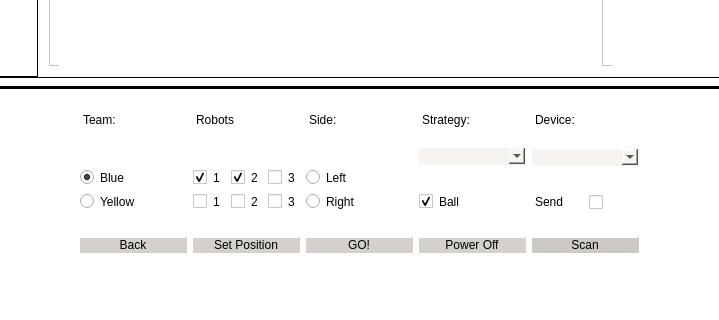
Above: Interface/mainwindow.ui from psenna/RobokVSS_A before the change; both pictures show x 201 to 920 and y 444 to 764 of the 1362 by 764 pixel window. Below: the same form after it.
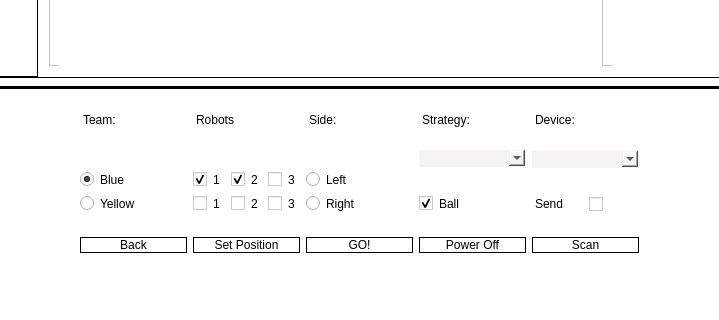
That is the form after the change. The open tabs and pages were chosen to show the change. Icons and pictures are not drawn.

The edit to the form file:
```diff
--- a/Interface/mainwindow.ui
+++ b/Interface/mainwindow.ui
@@ -1508,7 +1508,28 @@
               </sizepolicy>
              </property>
              <property name="styleSheet">
-              <string notr="true">background-color: rgb(212, 209, 205);</string>
+              <string notr="true">QPushButton {
+    border: 1px solid black;
+    border-radius: 0px;
+    background-color: qlineargradient(x1: 0, y1: 0, x2: 0, y2: 1,
+                                      stop: 0 #FFD452, stop: 1 yellow);
+    min-width: 80px;
+	color: black;
+}
+
+QPushButton:pressed {
+    background-color: qlineargradient(x1: 0, y1: 0, x2: 0, y2: 1,
+                                      stop: 0 #505050, stop: 1 black);
+	color: white;
+}
+
+QPushButton:flat {
+    border: none; /* no border for a flat push button */
+}
+
+QPushButton:default {
+    border-color: navy; /* make the default button prominent */
+}</string>
              </property>
              <property name="text">
               <string>Back</string>
@@ -1521,7 +1542,28 @@
            <item row="1" column="1">
             <widget class="QPushButton" name="buttonSetPosition">
              <property name="styleSheet">
-              <string notr="true">background-color: rgb(212, 209, 205);</string>
+              <string notr="true">QPushButton {
+    border: 1px solid black;
+    border-radius: 0px;
+    background-color: qlineargradient(x1: 0, y1: 0, x2: 0, y2: 1,
+                                      stop: 0 #FFD452, stop: 1 yellow);
+    min-width: 80px;
+	color: black;
+}
+
+QPushButton:pressed {
+    background-color: qlineargradient(x1: 0, y1: 0, x2: 0, y2: 1,
+                                      stop: 0 #505050, stop: 1 black);
+	color: white;
+}
+
+QPushButton:flat {
+    border: none; /* no border for a flat push button */
+}
+
+QPushButton:default {
+    border-color: navy; /* make the default button prominent */
+}</string>
              </property>
              <property name="text">
               <string>Set Position</string>
@@ -1531,7 +1573,28 @@
            <item row="1" column="2">
             <widget class="QPushButton" name="buttonGo">
              <property name="styleSheet">
-              <string notr="true">background-color: rgb(212, 209, 205);</string>
+              <string notr="true">QPushButton {
+    border: 1px solid black;
+    border-radius: 0px;
+    background-color: qlineargradient(x1: 0, y1: 0, x2: 0, y2: 1,
+                                      stop: 0 #FFD452, stop: 1 yellow);
+    min-width: 80px;
+	color: black;
+}
+
+QPushButton:pressed {
+    background-color: qlineargradient(x1: 0, y1: 0, x2: 0, y2: 1,
+                                      stop: 0 #505050, stop: 1 black);
+	color: white;
+}
+
+QPushButton:flat {
+    border: none; /* no border for a flat push button */
+}
+
+QPushButton:default {
+    border-color: navy; /* make the default button prominent */
+}</string>
              </property>
              <property name="text">
               <string>GO!</string>
@@ -1541,7 +1604,28 @@
            <item row="1" column="3">
             <widget class="QPushButton" name="ButtonPowerOff">
              <property name="styleSheet">
-              <string notr="true">background-color: rgb(212, 209, 205);</string>
+              <string notr="true">QPushButton {
+    border: 1px solid black;
+    border-radius: 0px;
+    background-color: qlineargradient(x1: 0, y1: 0, x2: 0, y2: 1,
+                                      stop: 0 #FFD452, stop: 1 yellow);
+    min-width: 80px;
+	color: black;
+}
+
+QPushButton:pressed {
+    background-color: qlineargradient(x1: 0, y1: 0, x2: 0, y2: 1,
+                                      stop: 0 #505050, stop: 1 black);
+	color: white;
+}
+
+QPushButton:flat {
+    border: none; /* no border for a flat push button */
+}
+
+QPushButton:default {
+    border-color: navy; /* make the default button prominent */
+}</string>
              </property>
              <property name="text">
               <string>Power Off</string>
@@ -1551,7 +1635,29 @@
            <item row="1" column="4">
             <widget class="QPushButton" name="buttonScanDevices">
              <property name="styleSheet">
-              <string notr="true">background-color: rgb(205, 202, 197);</string>
+              <string notr="true">QPushButton {
+    border: 1px solid black;
+    border-radius: 0px;
+    background-color: qlineargradient(x1: 0, y1: 0, x2: 0, y2: 1,
+                                      stop: 0 #FFD452, stop: 1 yellow);
+    min-width: 80px;
+	color: black;
+}
+
+QPushButton:pressed {
+    background-color: qlineargradient(x1: 0, y1: 0, x2: 0, y2: 1,
+                                      stop: 0 #505050, stop: 1 black);
+	color: white;
+}
+
+QPushButton:flat {
+    border: none; /* no border for a flat push button */
+}
+
+QPushButton:default {
+    border-color: navy; /* make the default button prominent */
+}
+</string>
              </property>
              <property name="text">
               <string>Scan</string>
```
Left out of the diff: 150 changed lines with no effect on the pictures.
